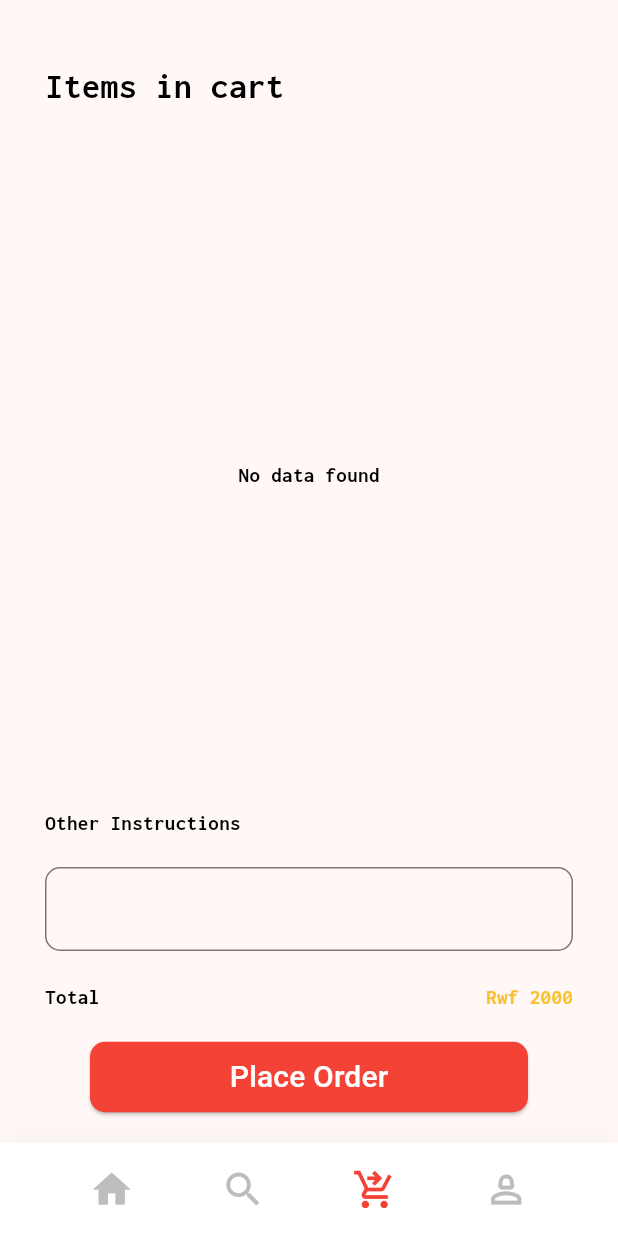
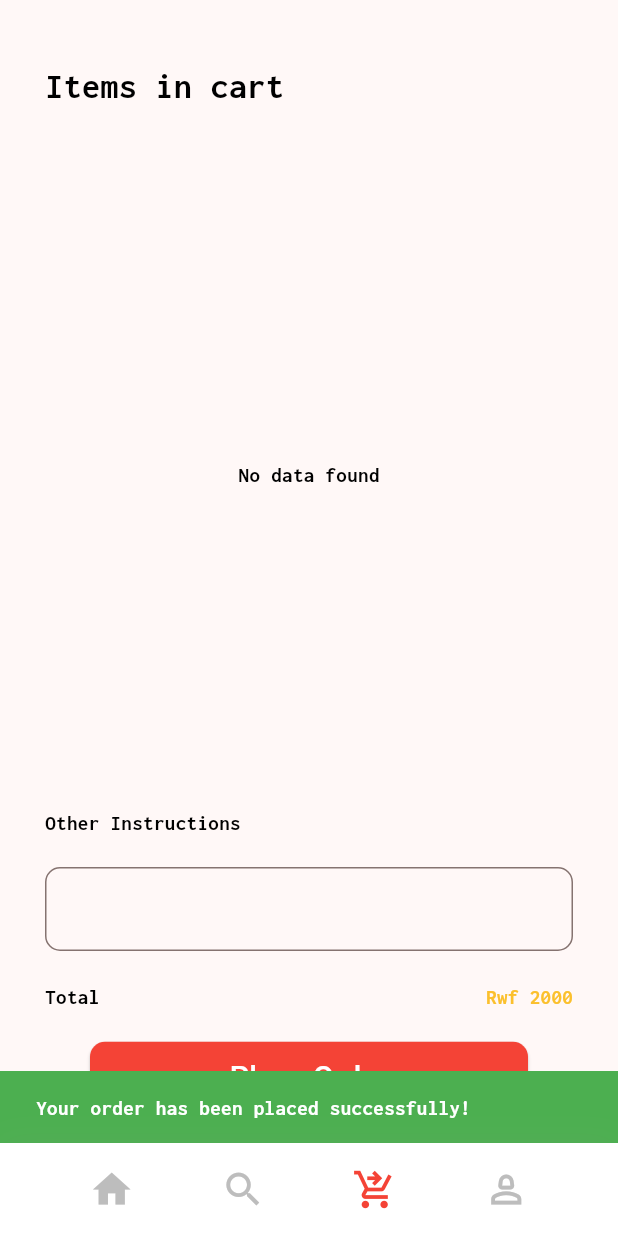
Before and after one commit to longmaker2/mobile-app_group12, a Flutter app: the HomeEntry screen opened directly, item 3 of the bottom bar chosen, after a tap on "Place Order", on a phone screen of 412 x 824 dp. Run offline on Flutter 3.47's test engine with Material 3 defaults, Android fonts, the phone set to English and light mode, and no system bars; drawn by our look-alikes of google_nav_bar; our stand-ins replace cloud_firestore, firebase_auth, firebase_core, google_fonts, google_sign_in; accounts and stored records are empty.

Commit message:
a user can now see only their cart, place orders and comfirm orders

```diff
--- a/flavour_fiesta/lib/components/food_item.dart
+++ b/flavour_fiesta/lib/components/food_item.dart
@@ -52,8 +52,8 @@ class FoodProduct extends StatelessWidget {
               child: Image.network(
                 imagePath,
                 fit: BoxFit.cover,
-                width: 120.0,
-                height: 120.0,
+                width: 150.0,
+                height: 150.0,
               ),
             ),
 
--- a/flavour_fiesta/lib/screens/app_screens/cart_screen.dart
+++ b/flavour_fiesta/lib/screens/app_screens/cart_screen.dart
@@ -1,6 +1,8 @@
 // ignore_for_file: prefer_const_constructors
 
+import 'package:firebase_auth/firebase_auth.dart';
 import 'package:flavour_fiesta/components/cart_item.dart';
+import 'package:flavour_fiesta/models/services/authentication.dart';
 import 'package:flutter/material.dart';
 import 'package:cloud_firestore/cloud_firestore.dart';
 import 'package:uuid/uuid.dart';
@@ -14,6 +16,29 @@ class CartScreen extends StatefulWidget {
 
 class _CartScreenState extends State<CartScreen> {
   final _instructionsController = TextEditingController();
+  FirebaseAuthServices _authservices = FirebaseAuthServices();
+  User? _currentUser;
+  late Stream<QuerySnapshot>
+      userorders; // Declare userorders as a late variable
+
+  @override
+  void initState() {
+    super.initState();
+    getCurrentUser(); // Call method to get current user when the screen initializes
+  }
+
+  Future<void> getCurrentUser() async {
+    User? user = await _authservices.getCurrentUser(); // Get current user
+    setState(() {
+      _currentUser = user; // Update state with current user
+
+      // Initialize userorders stream inside getCurrentUser
+      userorders = FirebaseFirestore.instance
+          .collection('Orders')
+          .where('user', isEqualTo: _currentUser!.email)
+          .snapshots();
+    });
+  }
 
   void _deteleItemInCart(String id) async {
     await FirebaseFirestore.instance.collection('Orders').doc(id).delete();
@@ -35,17 +60,35 @@ class _CartScreenState extends State<CartScreen> {
       // A reference to the Firestore instance
       final FirebaseFirestore firestore = FirebaseFirestore.instance;
 
-      // Saves data to the Firestore
-      final Map<String, dynamic> orderData = {};
+      // Retrieve the user's orders
+      QuerySnapshot ordersSnapshot = await firestore
+          .collection('Orders')
+          .where('user', isEqualTo: _currentUser!.email)
+          .get();
 
-      // Adds the order to a collection named "Orders"
-      await firestore.collection('ConfirmedOrders').add(orderData);
+      // For each order in the user's orders, move it to ConfirmedOrders
+      for (QueryDocumentSnapshot order in ordersSnapshot.docs) {
+        // Cast order data to Map<String, dynamic> explicitly
+        Map<String, dynamic> orderData = order.data() as Map<String, dynamic>;
 
-      // Delay showing the SnackBar to avoid interference with the "Close" button
-      await Future.delayed(Duration(milliseconds: 500));
+        await firestore.collection('ConfirmedOrders').add({
+          'id': Uuid().v4(),
+          'order': orderData,
+          'user': _currentUser!.email,
+          'instructions': _instructionsController.text,
+          'time': Timestamp.now(),
+        }); // Add order to ConfirmedOrders
+        await firestore
+            .collection('Orders')
+            .doc(order.id)
+            .delete(); // Delete order from Orders
+      }
+
+      setState(() {
+        _instructionsController.clear();
+      });
 
       // Show a success message using a SnackBar
-      // ignore: use_build_context_synchronously
       ScaffoldMessenger.of(context).showSnackBar(
         const SnackBar(
           content: Text(
@@ -57,20 +100,21 @@ class _CartScreenState extends State<CartScreen> {
         ),
       );
 
-      debugPrint("Order added to Firestore successfully!");
+      debugPrint("Orders moved to ConfirmedOrders successfully!");
     } catch (error) {
       // Handle any errors that occur during the process
-      debugPrint("Error adding order to Firestore: $error");
+      debugPrint("Error placing order: $error");
     }
   }
 
-  // Stream to get categories from Firestore
-  final Stream<QuerySnapshot> userorders =
-      FirebaseFirestore.instance.collection('Orders').snapshots();
+  // // Stream to get categories from Firestore
+  // final Stream<QuerySnapshot> userorders =
+  //     FirebaseFirestore.instance.collection('Orders').where('user', isEqualTo: _currentUser!.email).snapshots();
 
   @override
   Widget build(BuildContext context) {
-    return SizedBox(
+    return _currentUser != null
+        ? (SizedBox(
             width: MediaQuery.of(context).size.width,
             height: MediaQuery.of(context).size.height,
             child: Padding(
@@ -98,15 +142,16 @@ class _CartScreenState extends State<CartScreen> {
                       stream: userorders,
                       builder: (BuildContext context,
                           AsyncSnapshot<QuerySnapshot> snapshot) {
-                  if (snapshot.connectionState == ConnectionState.waiting) {
+                        if (snapshot.connectionState ==
+                            ConnectionState.waiting) {
                           return const Center(
                               child:
                                   CircularProgressIndicator()); // Show loading indicator
                         }
                         if (snapshot.hasError) {
                           return const Center(
-                        child:
-                            Text('Something went wrong')); // Show error message
+                              child: Text(
+                                  'Something went wrong')); // Show error message
                         }
                         if (snapshot.data!.docs.isEmpty) {
                           return const Center(
@@ -125,7 +170,8 @@ class _CartScreenState extends State<CartScreen> {
                             return Padding(
                               padding: const EdgeInsets.only(right: 8.0),
                               child: Padding(
-                          padding: const EdgeInsets.symmetric(vertical: 8.0),
+                                padding:
+                                    const EdgeInsets.symmetric(vertical: 8.0),
                                 child: CartItem(
                                     itemName: doc['name'],
                                     itemPrice: doc['price'],
@@ -138,33 +184,8 @@ class _CartScreenState extends State<CartScreen> {
                             );
                           },
                         );
-
-                  // return Row(
-                  //   children: data.docs.map((doc) {
-                  //     return Padding(
-                  //       padding: const EdgeInsets.only(right: 8.0),
-                  //       child: CartItem(
-                  //         itemName: doc['name'],
-                  //         itemPrice: doc['price'],
-                  //         itemImage:doc['imagePath'],
-                  //         quantity: doc['quantity'],
-                  //       ),
-                  //     );
-                  //   }).toList(),
-                  // );
                       },
                     ),
-
-              // child: ListView.builder(
-              //   itemCount: 5,
-              //   itemBuilder: (context, index) {
-              //     return const CartItem(
-              //       itemName: 'Coke',
-              //       itemPrice: 100,
-              //       itemImage: 'images/can.jpg',
-              //     );
-              //   },
-              // ),
                   ),
 
                   const SizedBox(height: 20),
@@ -226,9 +247,7 @@ class _CartScreenState extends State<CartScreen> {
                           borderRadius: BorderRadius.circular(10.0),
                         ),
                       ),
-                onPressed: (){
-
-                },
+                      onPressed: () => _placeorder(context),
                       child: const Center(
                         child: Padding(
                           padding: EdgeInsets.symmetric(vertical: 9.0),
@@ -246,6 +265,9 @@ class _CartScreenState extends State<CartScreen> {
                 ],
               ),
             ),
-    );
+          ))
+        : (Center(
+            child: CircularProgressIndicator(),
+          ));
   }
 }
```
Also changed, not shown: flavour_fiesta/lib/components/cart_item.dart (+7 -1 lines), flavour_fiesta/lib/screens/app_screens/item_view.dart (+24 -5 lines). Lines whose indentation alone changed are shown as unchanged.
